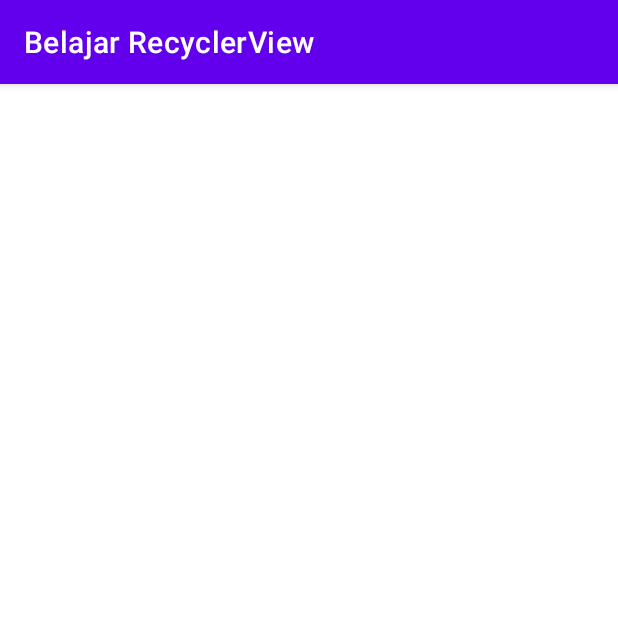
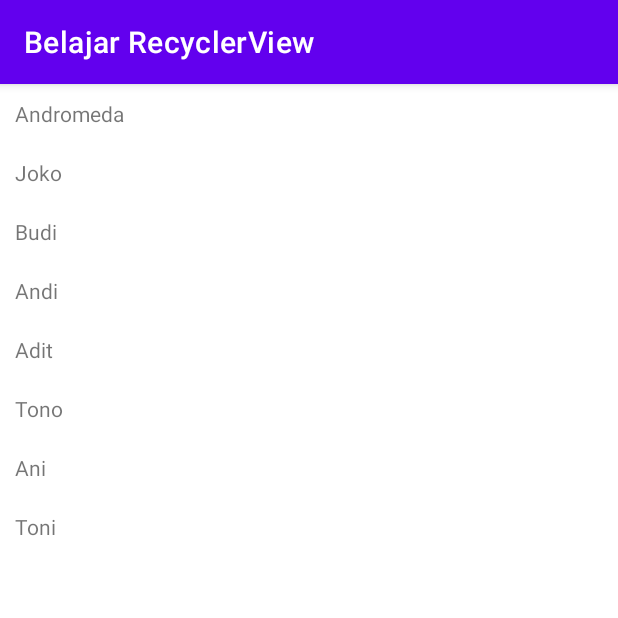
Before and after one commit to andromeda951/belajar-recyclerview, an Android app: the screen it shows after launch (MainActivity), on a phone screen of 412 x 824 dp, the top half of it. Run offline under Robolectric (Android 15) with nearby library versions, the phone set to English and light mode, and no system bars.

Commit message:
Create adapter class

```diff
--- a/app/src/main/java/com/andromeda/belajarrecyclerview/MainActivity.kt
+++ b/app/src/main/java/com/andromeda/belajarrecyclerview/MainActivity.kt
@@ -2,10 +2,25 @@ package com.andromeda.belajarrecyclerview
 
 import androidx.appcompat.app.AppCompatActivity
 import android.os.Bundle
+import androidx.recyclerview.widget.RecyclerView
 
 class MainActivity : AppCompatActivity() {
     override fun onCreate(savedInstanceState: Bundle?) {
         super.onCreate(savedInstanceState)
         setContentView(R.layout.activity_main)
+
+        val names = listOf<String>(
+            "Andromeda",
+            "Joko",
+            "Budi",
+            "Andi",
+            "Adit",
+            "Tono",
+            "Ani",
+            "Toni",
+        )
+
+        val mainAdaper = MainAdapter(names)
+        findViewById<RecyclerView>(R.id.recycler_view).adapter = mainAdaper
     }
 }
--- /dev/null
+++ b/app/src/main/java/com/andromeda/belajarrecyclerview/MainAdapter.kt
@@ -0,0 +1,29 @@
+package com.andromeda.belajarrecyclerview
+
+import android.view.LayoutInflater
+import android.view.View
+import android.view.ViewGroup
+import android.widget.TextView
+import androidx.recyclerview.widget.RecyclerView
+
+class MainAdapter(private val listName: List<String>) :
+    RecyclerView.Adapter<MainAdapter.ViewHolder>() {
+
+    class ViewHolder(view: View) : RecyclerView.ViewHolder(view) {
+        val name = view.findViewById<TextView>(R.id.text_name)
+    }
+
+    override fun onCreateViewHolder(parent: ViewGroup, viewType: Int): ViewHolder {
+        return ViewHolder(
+            LayoutInflater.from(parent.context).inflate(R.layout.adapter_main, parent, false)
+        )
+    }
+
+    override fun onBindViewHolder(holder: ViewHolder, position: Int) {
+        holder.name.text = listName[position]
+    }
+
+    override fun getItemCount(): Int {
+        return listName.size
+    }
+}
--- a/app/src/main/res/layout/activity_main.xml
+++ b/app/src/main/res/layout/activity_main.xml
@@ -7,6 +7,7 @@
     tools:context=".MainActivity">
 
     <androidx.recyclerview.widget.RecyclerView
+        android:id="@+id/recycler_view"
         android:layout_width="0dp"
         android:layout_height="0dp"
         tools:listitem="@layout/adapter_main"
```
